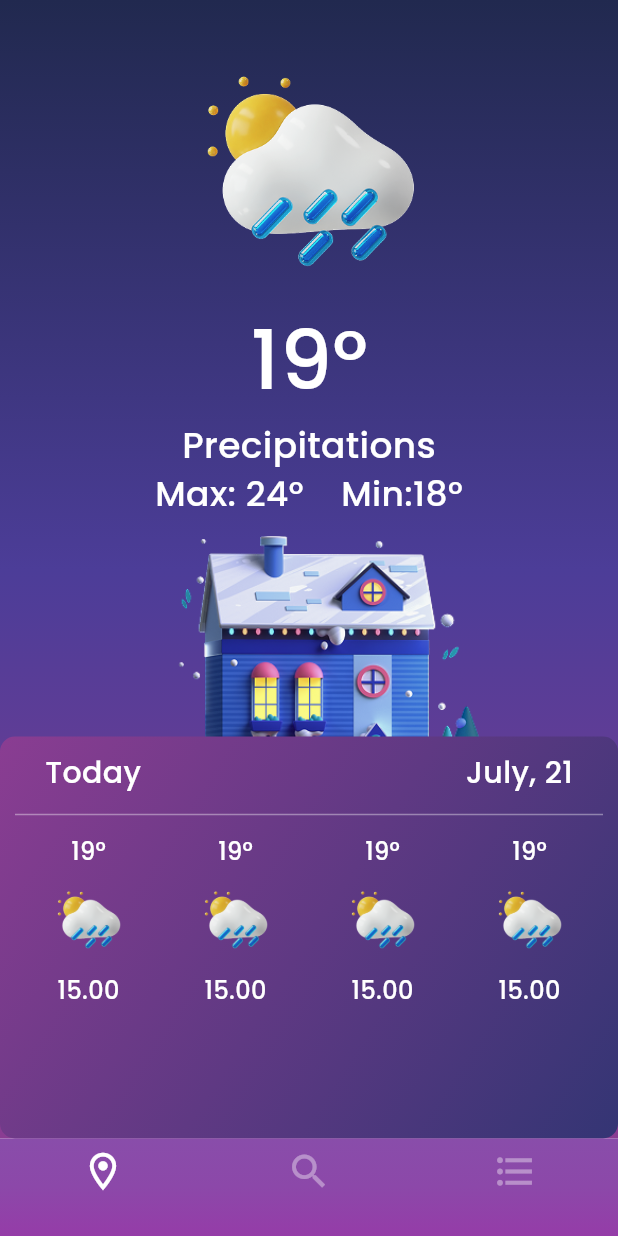
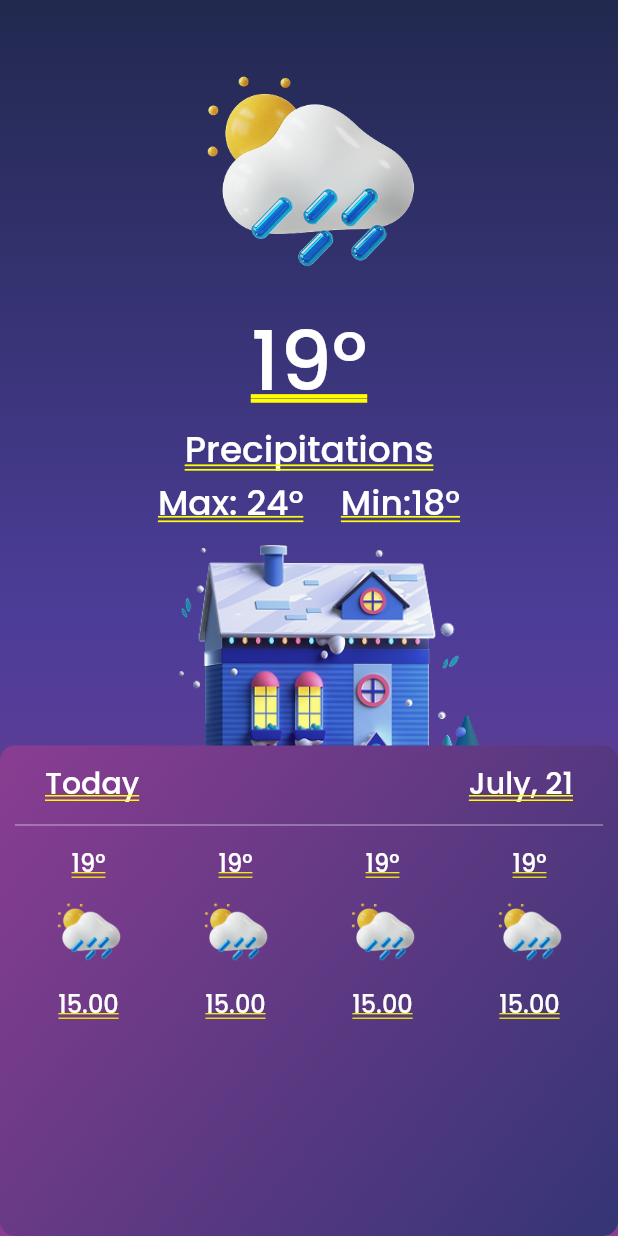
Before and after one commit to AYAEMAD0/Weather-App, a Flutter app: the HomeScreen screen opened by its route, on a phone screen of 412 x 824 dp. Run offline on Flutter 3.47's test engine with Material 3 defaults, Android fonts, the phone set to English and light mode, and no system bars; our stand-ins replace lottie.

Commit message:
handle Bottom Navigation Bar

```diff
--- a/lib/screens/home_screen/home_screen.dart
+++ b/lib/screens/home_screen/home_screen.dart
@@ -9,39 +9,13 @@ class HomeScreen extends StatelessWidget {
 
   @override
   Widget build(BuildContext context) {
-    return Scaffold(
-      bottomNavigationBar: Container(
-        decoration: const BoxDecoration(
-          gradient: AppColor.gradientBottom
-        ),
-        child: BottomNavigationBar(
-          backgroundColor: Colors.transparent,
-          elevation: 0,
-          currentIndex: 0,
-          selectedItemColor: AppColor.color_white,
-          unselectedItemColor: AppColor.color_divider,
-          items: const [
-            BottomNavigationBarItem(
-              icon: Icon(Icons.location_on_outlined,size: 30,),
-              label: '',
-            ),
-            BottomNavigationBarItem(
-              icon: Icon(Icons.search,size: 30,),
-              label: '',
-            ),
-            BottomNavigationBarItem(
-              icon: Icon(Icons.format_list_bulleted_outlined,size: 30,),
-              label: '',
-            ),
-          ],
-        ),
-      ),
-
-      body: Container(
+    return
+      Container(
           width: double.infinity,
           decoration: BoxDecoration(gradient: AppColor.gradient2),
           child: SafeArea(
-          child: Column(
+              child:
+      Column(
       children: [
         Image.asset('assets/images/onboarding.png', height: 200),
         Text(
@@ -88,12 +62,9 @@ class HomeScreen extends StatelessWidget {
         ),
         SizedBox(height: 5),
         Image.asset('assets/images/house.png', height: 140),//140
-              CustomCardHomeEnd()
+        CustomCardHomeEnd(),
 
       ],
-          ),
-        ),
-      ),
-    );
+    )));
   }
 }
--- a/lib/screens/onboarding_screen/onboarding_screen.dart
+++ b/lib/screens/onboarding_screen/onboarding_screen.dart
@@ -1,4 +1,5 @@
 import 'package:flutter/material.dart';
+import 'package:weather/screens/main_screen/main_screen.dart';
 
 import '../../core/app_color.dart';
 import '../home_screen/home_screen.dart';
@@ -46,7 +47,7 @@ class OnboardingScreen extends StatelessWidget {
                 SizedBox(height: 53),
                 ElevatedButton(
                   onPressed: () {
-                    Navigator.pushReplacementNamed(context, HomeScreen.home_routeName);
+                    Navigator.pushReplacementNamed(context, MainScreen.main_routeName);
                   },
                   style: ElevatedButton.styleFrom(
                     backgroundColor: AppColor.color_yellow,
--- a/lib/screens/search_screen/search_screen.dart
+++ b/lib/screens/search_screen/search_screen.dart
@@ -6,8 +6,6 @@ class SearchScreen extends StatelessWidget {
 
   @override
   Widget build(BuildContext context) {
-    return Scaffold(
-
-    );
+    return const Placeholder();
   }
 }
--- a/lib/screens/weather_app_screen/weather_app_screen.dart
+++ b/lib/screens/weather_app_screen/weather_app_screen.dart
@@ -1,6 +1,7 @@
 import 'package:flutter/material.dart';
 import 'package:weather/screens/details_screen/details_screen.dart';
 import 'package:weather/screens/home_screen/home_screen.dart';
+import 'package:weather/screens/main_screen/main_screen.dart';
 import 'package:weather/screens/onboarding_screen/onboarding_screen.dart';
 import 'package:weather/screens/search_screen/search_screen.dart';
 import 'package:weather/screens/splash_screen/splash_screen.dart';
@@ -15,6 +16,7 @@ class WeatherAppScreen extends StatelessWidget {
       routes: {
         SplashScreen.splash_routeName:(context)=>SplashScreen(),
         OnboardingScreen.onboarding_routeName:(context)=>OnboardingScreen(),
+        MainScreen.main_routeName:(context)=>MainScreen(),
         HomeScreen.home_routeName: (context) => HomeScreen(),
         SearchScreen.search_routeName:(context)=>SearchScreen(),
         DetailsScreen.details_routeName:(context)=>DetailsScreen(),
```
Also changed, not shown: lib/screens/main_screen/main_screen.dart (added, +68 -0 lines). Lines whose indentation alone changed are shown as unchanged.
